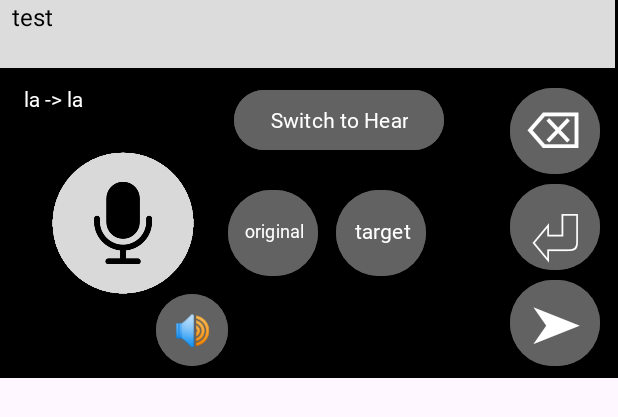
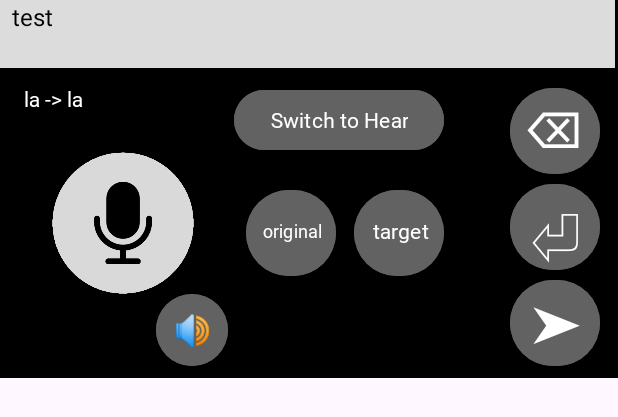
Before and after one commit to macintushar/SPKR-Voice-Keyboard, an Android app: the layout keyboard_layout_speak.xml on its own in the app's theme, with its tools: preview values and no code run, on a phone screen of 412 x 824 dp. Shown: the top 417 px of the screen. Run offline under Robolectric (Android 15) with nearby library versions, the phone set to English and light mode, and no system bars.

```diff
--- a/app/src/main/res/layout/keyboard_layout_speak.xml
+++ b/app/src/main/res/layout/keyboard_layout_speak.xml
@@ -81,7 +81,7 @@
             android:id="@+id/key_send_translated"
             android:layout_width="60dp"
             android:layout_height="65dp"
-            android:layout_marginEnd="128dp"
+            android:layout_marginEnd="116dp"
             android:layout_marginBottom="64dp"
             android:layout_weight="1"
             android:backgroundTint="@color/changeBtn"
@@ -101,7 +101,7 @@
             android:id="@+id/key_send_spoken"
             android:layout_width="60dp"
             android:layout_height="65dp"
-            android:layout_marginEnd="200dp"
+            android:layout_marginEnd="188dp"
             android:layout_marginBottom="64dp"
             android:layout_weight="1"
             android:backgroundTint="@color/changeBtn"
```
Also changed, not shown: 2 other files.
